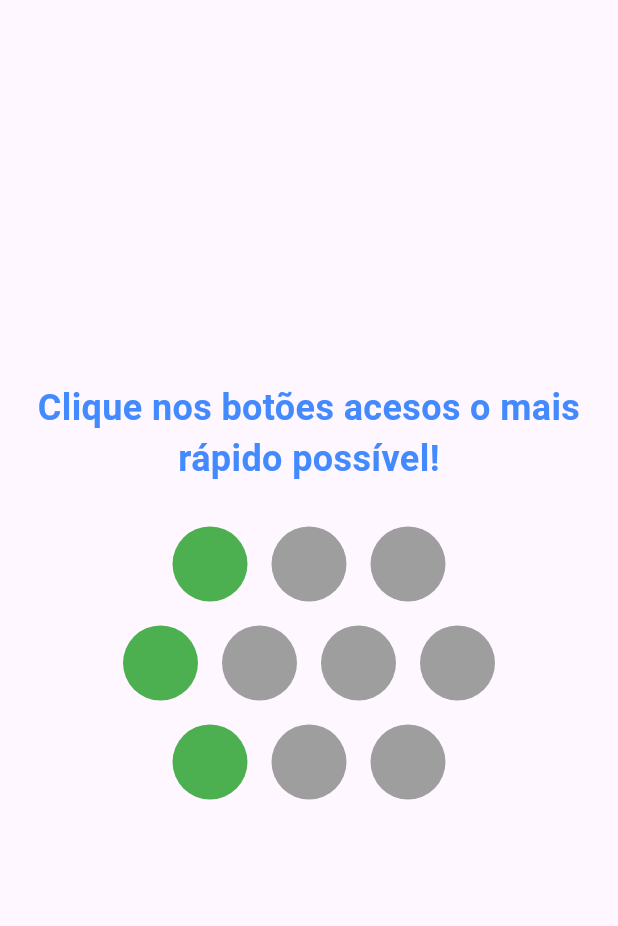
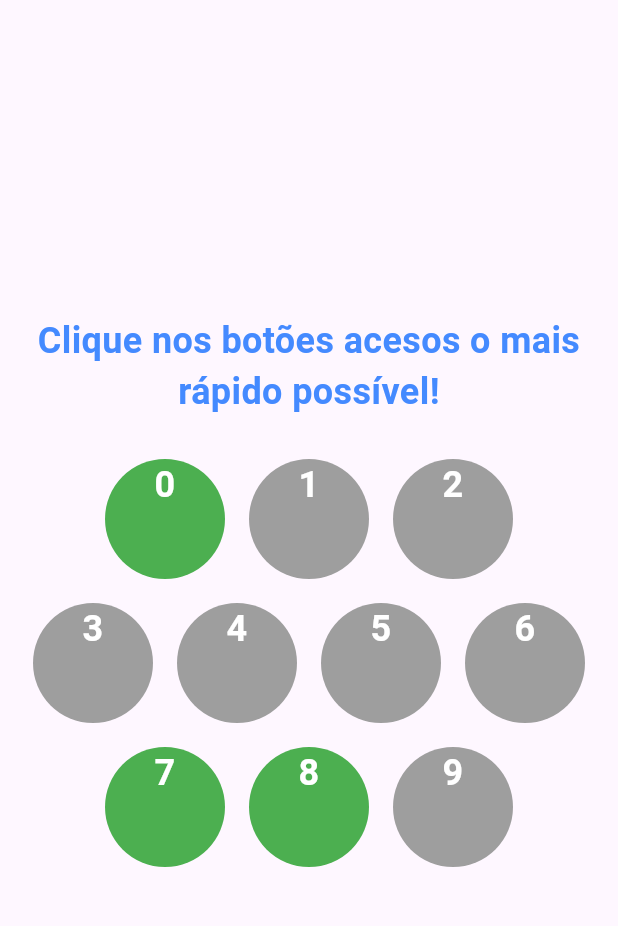
Before and after one commit to davesbalthazar/button-press-game, a Flutter app: the screen it shows after launch, on a phone screen of 412 x 824 dp, the part 63-989 px from its top. Run offline on Flutter 3.47's test engine with Material 3 defaults, Android fonts, the phone set to English and light mode, and no system bars; our stand-ins replace bloc, equatable, flutter_bloc.

Commit message:
Fixing game

```diff
--- a/lib/app/bloc/game_bloc.dart
+++ b/lib/app/bloc/game_bloc.dart
@@ -25,6 +25,9 @@ class GameBloc extends Bloc<GameEvent, GameState> {
   }
 
   void _onButtonPressed(ButtonPressed event, Emitter<GameState> emit) {
+    print('on button pressed');
+    print(state);
+
     if (state is GameInProgress) {
       List<int> updatedActiveIndexes =
           List.from((state as GameInProgress).activeButtonIndexes);
--- a/lib/app/pages/button_press_game_page.dart
+++ b/lib/app/pages/button_press_game_page.dart
@@ -1,4 +1,5 @@
 import 'package:button_press_game/app/bloc/game_bloc.dart';
+import 'package:button_press_game/app/widgets/circular_button.dart';
 import 'package:flutter/material.dart';
 import 'package:flutter_bloc/flutter_bloc.dart';
 
@@ -24,6 +25,8 @@ class ButtonPressGamePage extends StatelessWidget {
             message = state.message;
           }
 
+          print(state);
+
           return Padding(
             padding: const EdgeInsets.all(8.0),
             child: Column(
@@ -40,9 +43,9 @@ class ButtonPressGamePage extends StatelessWidget {
                     textAlign: TextAlign.center,
                   ),
                 SizedBox(height: 20),
-                buildButtonRow(context, 3),
-                buildButtonRow(context, 4),
-                buildButtonRow(context, 3),
+                buildButtonRow(context, 0, 3),
+                buildButtonRow(context, 3, 4),
+                buildButtonRow(context, 7, 3),
               ],
             ),
           );
@@ -51,51 +54,15 @@ class ButtonPressGamePage extends StatelessWidget {
     );
   }
 
-  Widget buildButtonRow(BuildContext context, int count) {
+  Widget buildButtonRow(BuildContext context, int from, int count) {
     return Row(
       mainAxisAlignment: MainAxisAlignment.center,
       children: List.generate(count, (index) {
         return Padding(
           padding: const EdgeInsets.all(8.0),
-          child: CircularButton(index: index),
+          child: CircularButton(index: index + from),
         );
       }),
     );
   }
 }
-
-class CircularButton extends StatelessWidget {
-  final int index;
-
-  CircularButton({required this.index});
-
-  @override
-  Widget build(BuildContext context) {
-    return BlocBuilder<GameBloc, GameState>(
-      builder: (context, state) {
-        bool isActive = state is GameInProgress &&
-            state.activeButtonIndexes.contains(index);
-
-        return GestureDetector(
-          onTap: () => context.read<GameBloc>().add(
-                ButtonPressed(index),
-              ),
-
-          // isActive
-          //     ? () {
-          //         context.read<GameBloc>().add(ButtonPressed(index));
-          //       }
-          //     : null,
-          child: Container(
-            width: 50,
-            height: 50,
-            decoration: BoxDecoration(
-              color: isActive ? Colors.green : Colors.grey,
-              shape: BoxShape.circle,
-            ),
-          ),
-        );
-      },
-    );
-  }
-}
--- /dev/null
+++ b/lib/app/widgets/circular_button.dart
@@ -0,0 +1,46 @@
+import 'package:button_press_game/app/bloc/game_bloc.dart';
+import 'package:flutter/material.dart';
+import 'package:flutter_bloc/flutter_bloc.dart';
+
+class CircularButton extends StatelessWidget {
+  final int index;
+
+  CircularButton({required this.index});
+
+  @override
+  Widget build(BuildContext context) {
+    return BlocBuilder<GameBloc, GameState>(
+      builder: (context, state) {
+        bool isActive = state is GameInProgress &&
+            state.activeButtonIndexes.contains(index);
+
+        return GestureDetector(
+          onTap: () => context.read<GameBloc>().add(
+                ButtonPressed(index),
+              ),
+
+          // isActive
+          //     ? () {
+          //         context.read<GameBloc>().add(ButtonPressed(index));
+          //       }
+          //     : null,
+          child: Container(
+            width: 80,
+            height: 80,
+            decoration: BoxDecoration(
+              color: isActive ? Colors.green : Colors.grey,
+              shape: BoxShape.circle,
+            ),
+            child: Text(index.toString(),
+                style: TextStyle(
+                  fontSize: 24,
+                  fontWeight: FontWeight.bold,
+                  color: Colors.white,
+                ),
+                textAlign: TextAlign.center),
+          ),
+        );
+      },
+    );
+  }
+}
```
